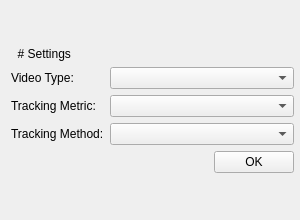
Above: funscript_editor/ui/settings_view.ui from michael-mueller-git/Python-Funscript-Editor before the change. Below: the same form after it.
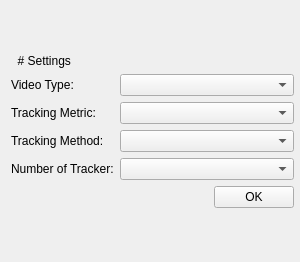
That is the form after the change.

Commit message: add number o trackers to settings dialog

The edit to the form file:
```diff
--- a/funscript_editor/ui/settings_view.ui
+++ b/funscript_editor/ui/settings_view.ui
@@ -7,7 +7,7 @@
     <x>0</x>
     <y>0</y>
     <width>300</width>
-    <height>220</height>
+    <height>262</height>
    </rect>
   </property>
   <property name="windowTitle">
@@ -95,7 +95,7 @@
        </property>
       </widget>
      </item>
-     <item row="4" column="1">
+     <item row="5" column="1">
       <layout class="QHBoxLayout" name="horizontalLayout">
        <item>
         <spacer name="horizontalSpacer">
@@ -132,6 +132,23 @@
        </property>
       </widget>
      </item>
+     <item row="4" column="1">
+      <widget class="QComboBox" name="numberOfTrackerComboBox">
+       <property name="sizePolicy">
+        <sizepolicy hsizetype="MinimumExpanding" vsizetype="Fixed">
+         <horstretch>0</horstretch>
+         <verstretch>0</verstretch>
+        </sizepolicy>
+       </property>
+      </widget>
+     </item>
+     <item row="4" column="0">
+      <widget class="QLabel" name="label_5">
+       <property name="text">
+        <string>Number of Tracker:</string>
+       </property>
+      </widget>
+     </item>
     </layout>
    </item>
    <item row="0" column="0">
```
The commit also changes 6 other files.
